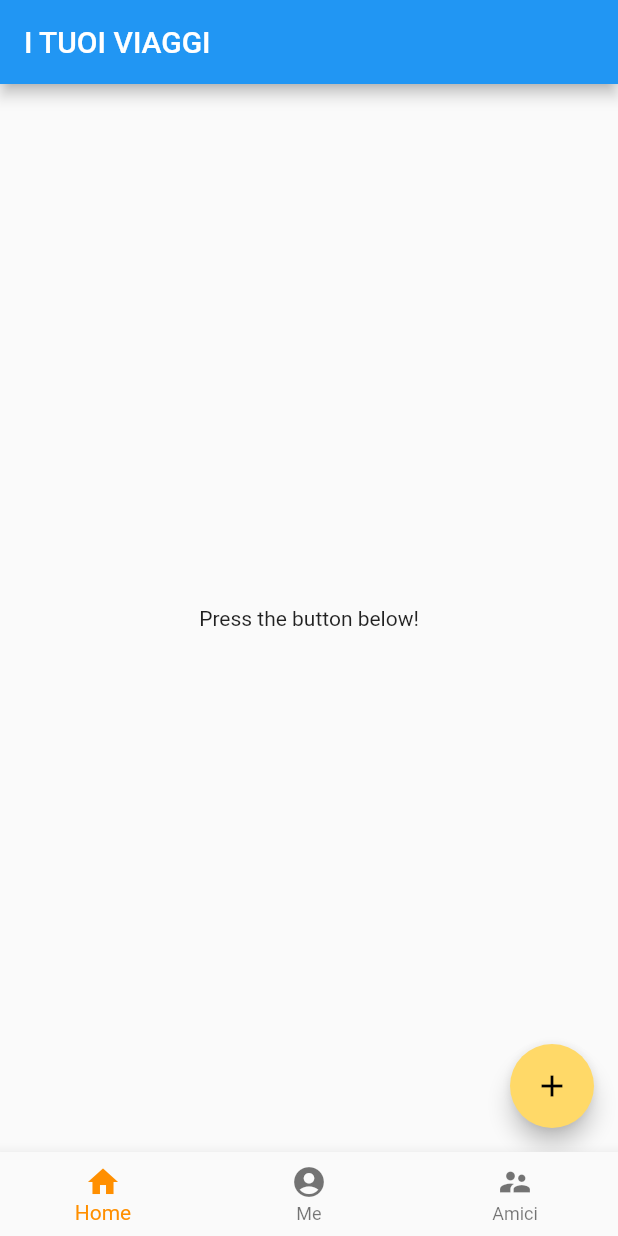
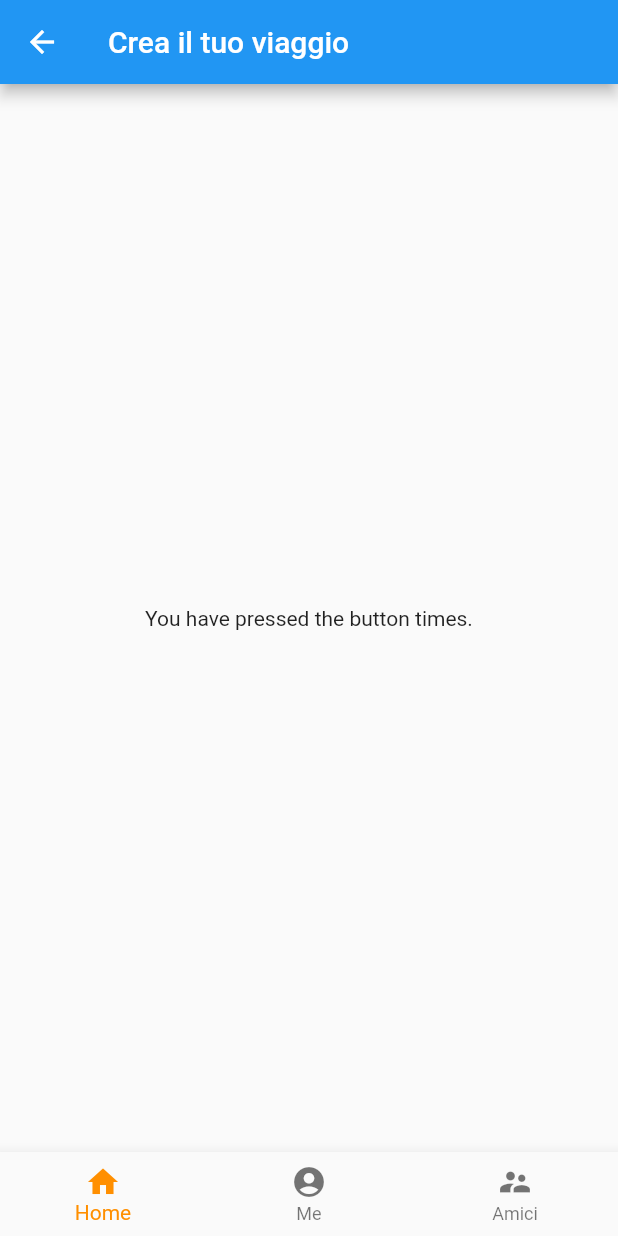
Before and after one commit to marinasegala/planup, a Flutter app: the screen it shows after launch, after a tap on the "add" icon, on a phone screen of 412 x 824 dp. Run offline on Flutter 3.47's test engine with Material 2 defaults, Android fonts, the phone set to English and light mode, and no system bars.

Commit message:
bottone con schermata creazione viaggio da fare

```diff
--- /dev/null
+++ b/lib/creazione_vacanza.dart
@@ -0,0 +1,18 @@
+import 'package:flutter/material.dart';
+
+class New extends StatelessWidget{
+  const New({super.key});
+
+  static const String _title = 'Flutter Code Sample';
+
+  @override
+  Widget build(BuildContext context) {
+    return Scaffold(
+      appBar: AppBar(
+        title: const Text('Crea il tuo viaggio'),
+      ),
+      body: Center(child: Text('You have pressed the button times.')),
+
+    );
+  }
+}
--- a/lib/home.dart
+++ b/lib/home.dart
@@ -1,4 +1,5 @@
 import 'package:flutter/material.dart';
+import 'creazione_vacanza.dart';
 
 class Home extends StatelessWidget{
   const Home({super.key});
@@ -28,6 +29,13 @@ class FabExample extends StatelessWidget {
       floatingActionButton: FloatingActionButton(
         onPressed: () {
           // Add your onPressed code here!
+          // ScaffoldMessenger.of(context).showSnackBar(SnackBar(
+          //                 content: Text('Text button is pressed')));
+          // const New();
+          Navigator.push(
+              context,
+              MaterialPageRoute(builder: (context) => const New()),
+            );
         },
         child: const Icon(Icons.add),
         backgroundColor: Color.fromARGB(255, 255, 217, 104),
--- a/lib/profilo.dart
+++ b/lib/profilo.dart
@@ -1,6 +1,5 @@
-import 'dart:ui';
+import 'package:flutter/material.dart';
 
-import 'package:flutter/material.dart';
 
 class Profilo extends StatelessWidget{
   const Profilo({super.key});
@@ -10,9 +9,10 @@ class Profilo extends StatelessWidget{
     return Scaffold(
         body: Align(
           alignment: Alignment.topCenter,//aligns to topCenter
-          child: Column(children: [
+          child: Column(
+            children: [
               Container(
-              padding: EdgeInsets.fromLTRB(0, 50, 0, 10),
+                padding: const EdgeInsets.fromLTRB(0, 50, 0, 10),
                 child: const CircleAvatar(
                   radius: 60,
                   backgroundImage: AssetImage('assets/profile.jpg'),
@@ -21,78 +21,7 @@ class Profilo extends StatelessWidget{
               const Text("Mario", style: TextStyle(fontSize: 30)),
               const Text("mario_rossi", style: TextStyle(fontSize: 20))
           ],)
-
         ),
       );
   }
 }
-
-// Padding(//gives empty space around the CircleAvatar
-//                 padding: EdgeInsets.all(50.0),
-//                 child: CircleAvatar(
-//                   radius: 60,//radius is 35.
-//                   backgroundImage: AssetImage('assets/profile.jpg'),//AssetImage loads image URL.
-//                 ),
-//           ),
-
-// import 'package:flutter/material.dart';
-// //import 'package:font_awesome_flutter/font_awesome_flutter.dart';
-
-
-// class Profilo extends StatelessWidget {
-//   const Profilo({Key? key}) : super(key: key);
-
-//   @override
-//   Widget build(BuildContext context) {
-//     return MaterialApp(
-//       debugShowCheckedModeBanner: false,
-//       home: Scaffold(
-//         appBar: AppBar(
-
-//           title: Text("Round Image with Button"
-//           ),
-//         ),
-//         body: Padding(
-//           padding: EdgeInsets.all(10),
-        //   child: Column(
-        //     mainAxisAlignment: MainAxisAlignment.center,
-        //     children: [
-        //       Container(
-        //         decoration: BoxDecoration(
-        //           // borderRadius: BorderRadius.circular(10),
-        //           // boxShadow: [
-        //           //   BoxShadow(
-        //           //     color: Colors.grey.withOpacity(0.5),
-        //           //     spreadRadius: 10,
-        //           //     blurRadius: 5,
-        //           //     offset: Offset(0, 3),
-        //           //   ),
-        //           // ],
-        //         ),
-        //         child: CircleAvatar(
-        //           radius: 50,
-        //           backgroundImage: AssetImage("assets/Image/Paspotr.jpg"),
-        //         ),
-        //       ),
-        //       SizedBox(
-        //         height: 10,
-        //       ),
-        //       Text(
-        //         "Mahfozur Rahman  ",
-        //         style: TextStyle(fontSize: 40, fontWeight: FontWeight.bold),
-        //       ),
-        //       SizedBox(
-        //         height: 18,
-        //       ),
-        //       Text("Mahfozur Rahman"),
-        //       SizedBox(
-        //         height: 20,
-        //       ),
-
-        //     ],
-        //   ),
-        // ),
-//       ),
-//     );
-//   }
-// }
```
Lines whose indentation alone changed are shown as unchanged.
